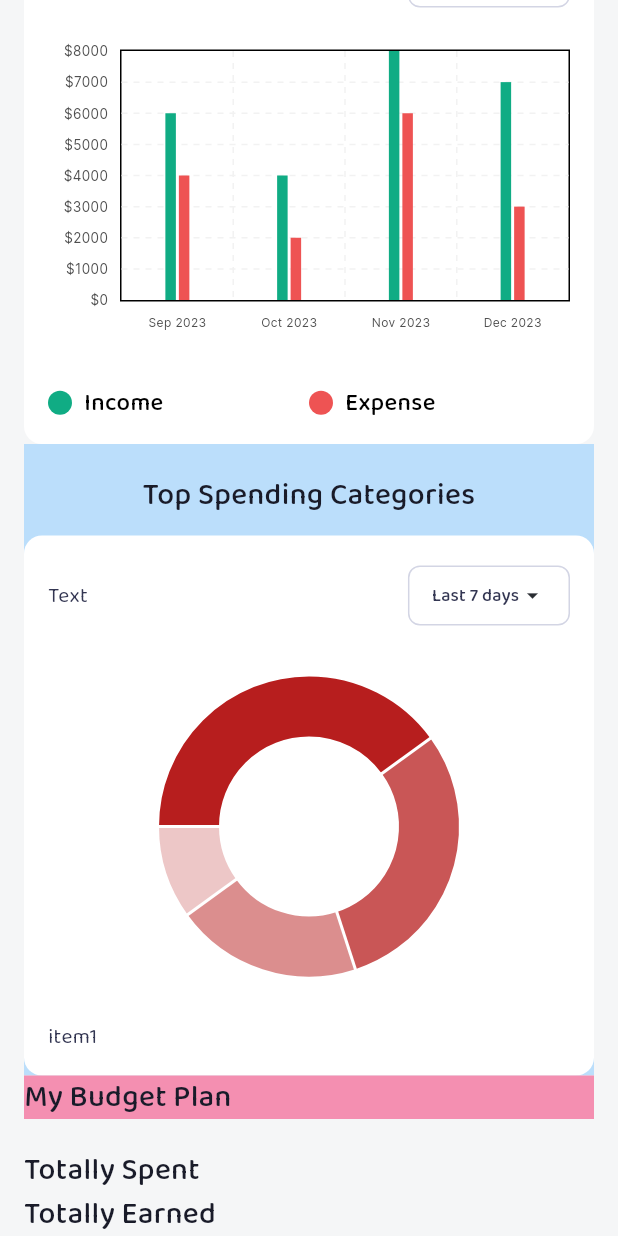
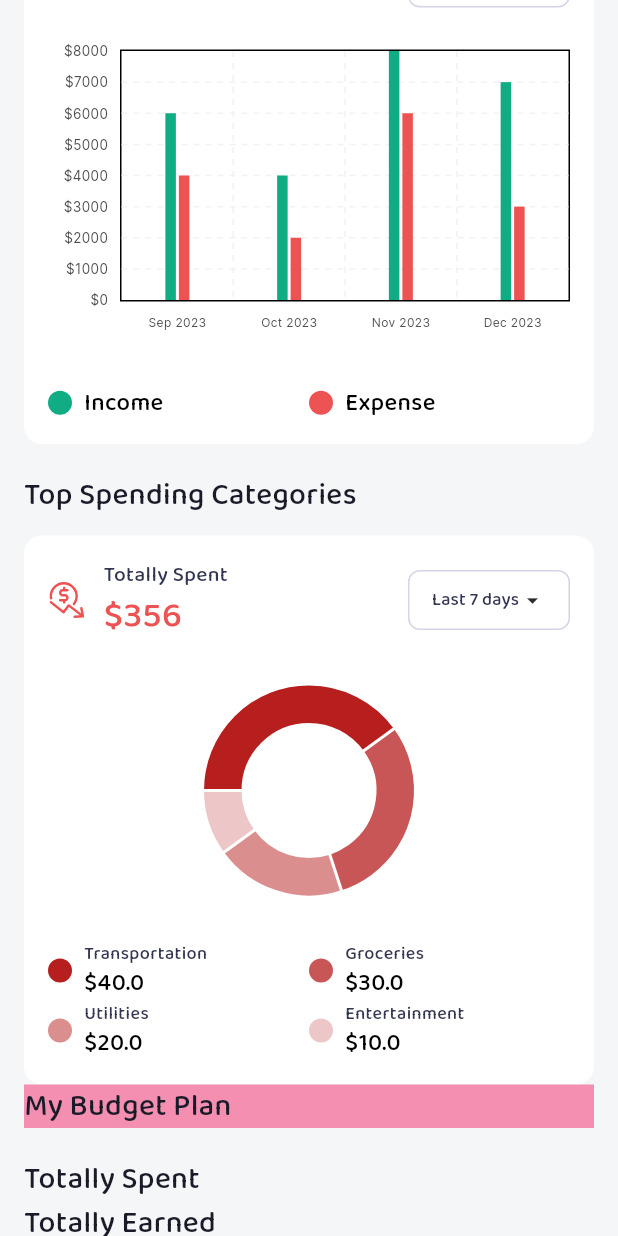
Before and after one commit to Financial-App-Finwise/finance-mobile-app, a Flutter app: the screen it shows after launch, scrolled down 576 dp, on a phone screen of 412 x 824 dp. Run offline on Flutter 3.47's test engine with Material 3 defaults, Android fonts, the phone set to English and light mode, and no system bars; drawn by our look-alikes of fl_chart; our stand-ins replace flutter_svg; missing offline and left inert: icons_flutter, mobkit_dashed_border.

Commit message:
more svg, constant, top spending home screen

```diff
--- a/lib/core/constants/home_text_style_constant.dart
+++ b/lib/core/constants/home_text_style_constant.dart
@@ -72,4 +72,18 @@ abstract class HomeTextStyleConstant {
     color: Colors.black,
   );
 
+  static TextStyle pieChartLegendSmall = TextStyle(
+    fontFamily: FontConstant.balooThambi2Medium,
+    fontSize: 12,
+    fontWeight: FontWeight.w500,
+    color: ColorConstant.mainText,
+  );
+
+  static TextStyle pieChartLegendBig = TextStyle(
+    fontFamily: FontConstant.balooThambi2Medium,
+    fontSize: 16,
+    fontWeight: FontWeight.w500,
+    color: Colors.black,
+  );
+
 }
--- a/lib/core/constants/icon_constant.dart
+++ b/lib/core/constants/icon_constant.dart
@@ -4,11 +4,31 @@ import 'package:flutter_svg/svg.dart';
 const _svgPath = 'assets/images/svg/';
 
 class IconConstant {
-  static Widget avatar = SvgPicture.asset('${_svgPath}avatar.svg');
-  static Widget piggyBank = SvgPicture.asset('${_svgPath}piggy_bank.svg');
-  static Widget expense = SvgPicture.asset('${_svgPath}expense.svg');
-  static Widget earn = SvgPicture.asset('${_svgPath}earn.svg');
+  static SvgPicture avatar = SvgPicture.asset('${_svgPath}avatar.svg');
 
+  static SvgPicture budgetPlan = SvgPicture.asset('${_svgPath}budget_plan.svg');
+
+  static SvgPicture earn = SvgPicture.asset('${_svgPath}earn.svg');
+
+  static SvgPicture expense = SvgPicture.asset('${_svgPath}expense.svg');
+
+  static SvgPicture myBudget = SvgPicture.asset('${_svgPath}my_budget.svg');
+
+  static SvgPicture notification =
+      SvgPicture.asset('${_svgPath}notification.svg');
+
+  static SvgPicture piggyBank = SvgPicture.asset('${_svgPath}piggy_bank.svg');
+
+  static SvgPicture getSmartGoal({Color color = Colors.black}) =>
+      SvgPicture.asset(
+        '${_svgPath}smart_goal.svg',
+        colorFilter: ColorFilter.mode(color, BlendMode.srcIn),
+      );
+
+  static SvgPicture upcomingBill =
+      SvgPicture.asset('${_svgPath}upcoming_bill.svg');
+
+  static SvgPicture warning = SvgPicture.asset('${_svgPath}warning.svg');
 
   // static
 }
--- a/lib/screens/home_screen.dart
+++ b/lib/screens/home_screen.dart
@@ -5,7 +5,6 @@ import 'package:finwise/modules/auth/screens/sign_in_screen.dart';
 import 'package:finwise/modules/budget_plan/screens/budget_plan_screen.dart';
 import 'package:fl_chart/fl_chart.dart';
 import 'package:flutter/material.dart';
-import 'package:flutter_svg/svg.dart';
 import 'package:icons_flutter/icons_flutter.dart';
 import 'package:mobkit_dashed_border/mobkit_dashed_border.dart';
 
@@ -94,11 +93,28 @@ class _HomeScreenState extends State<HomeScreen> {
                   MaterialPageRoute(
                       builder: (context) => const SignInScreen()));
             },
-            child: const Icon(Icons.notifications_active_outlined),
+            child: IconConstant.notification,
           ),
         ],
       ),
     );
+  }
+
+  ////
+  /// TODO
+  /// if there is no data, indicate that the user has no data
+  /// and needs to add transaction
+
+  Widget _buildNoDataDisplay() {
+    return Container();
+  }
+
+  Widget _buildEmptyBarChart() {
+    return Container();
+  }
+
+  Widget _buildEmptyPieChart() {
+    return Container();
   }
 
   Widget _buildFinance() {
@@ -252,13 +268,15 @@ class _HomeScreenState extends State<HomeScreen> {
             style: HomeTextStyleConstant.header,
           ),
           SizedBox(height: 12),
-          SingleChildScrollView(
+          Center(
+            child: SingleChildScrollView(
               physics: const BouncingScrollPhysics(),
               scrollDirection: Axis.horizontal,
               child: Row(children: [
                 _buildFeatureItem(
                     text: 'My Budget',
                     amount: '3',
+                    icon: IconConstant.myBudget,
                     onPressed: () {
                       Navigator.push(
                         context,
@@ -268,10 +286,18 @@ class _HomeScreenState extends State<HomeScreen> {
                       );
                     }),
                 const SizedBox(width: 12),
-              _buildFeatureItem(text: 'Upcoming Bill', amount: '3'),
+                _buildFeatureItem(
+                    text: 'Upcoming Bill',
+                    amount: '3',
+                    icon: IconConstant.upcomingBill),
                 const SizedBox(width: 12),
-              _buildFeatureItem(text: 'Smart Goal', amount: '3'),
+                _buildFeatureItem(
+                  text: 'Smart Goal',
+                  amount: '3',
+                  icon: IconConstant.getSmartGoal(color: Colors.white),
+                ),
               ]),
+            ),
           ),
         ],
       ),
@@ -281,6 +307,7 @@ class _HomeScreenState extends State<HomeScreen> {
   Widget _buildFeatureItem({
     String text = '',
     String amount = '',
+    Widget? icon,
     void Function()? onPressed,
   }) {
     return TextButton(
@@ -317,7 +344,7 @@ class _HomeScreenState extends State<HomeScreen> {
                 ],
               ),
             ),
-            const Icon(FlutterIcons.ellipsis1_ant, color: Colors.white),
+            icon ?? SizedBox(),
           ],
         ),
       ),
@@ -349,7 +376,7 @@ class _HomeScreenState extends State<HomeScreen> {
                 SizedBox(height: 24),
                 _buildBarChart(),
                 SizedBox(height: 24),
-                _buildLegend(),
+                _buildBarChartLegend(),
               ],
             ),
           ),
@@ -474,7 +501,7 @@ class _HomeScreenState extends State<HomeScreen> {
     );
   }
 
-  Widget _buildLegend() {
+  Widget _buildBarChartLegend() {
     return Row(
       mainAxisAlignment: MainAxisAlignment.center,
       children: [
@@ -504,10 +531,16 @@ class _HomeScreenState extends State<HomeScreen> {
   ///
 
   Widget _buildTopSpending() {
+    List values = [40.0, 20.0, 30.0, 10.0];
+    values.sort((a, b) => b.compareTo(a));
+    List opacities = [1.0, 0.75, 0.50, 0.25];
+
+    print(values);
     return Container(
-      color: Colors.blue[100],
+      // color: Colors.blue[100],
       alignment: Alignment.topLeft,
       child: Column(
+        crossAxisAlignment: CrossAxisAlignment.start,
         children: [
           SizedBox(height: 20),
           Text(
@@ -521,15 +554,28 @@ class _HomeScreenState extends State<HomeScreen> {
                 Row(
                   children: [
                     Expanded(
-                      child: Text('Text'),
+                      child: Row(children: [
+                        IconConstant.expense,
+                        SizedBox(width: 12),
+                        Column(
+                          crossAxisAlignment: CrossAxisAlignment.start,
+                          children: [
+                            Text('Totally Spent',
+                                style: HomeTextStyleConstant.medium),
+                            Text('\$356',
+                                style: HomeTextStyleConstant.numberFocus(
+                                    color: ColorConstant.expense)),
+                          ],
+                        )
+                      ]),
                     ),
                     _buildDurationButton(),
                   ],
                 ),
                 SizedBox(height: 30),
-                _buildPieChart(),
+                _buildPieChart(values, opacities),
                 SizedBox(height: 30),
-                _buildPieChartLegend(),
+                _buildPieChartLegend(values, opacities),
               ],
             ),
           ),
@@ -538,14 +584,10 @@ class _HomeScreenState extends State<HomeScreen> {
     );
   }
 
-  Widget _buildPieChart() {
-    List values = [40.0, 20.0, 30.0, 10.0];
-    values.sort((a, b) => b.compareTo(a));
-    List opacities = [1.0, 0.75, 0.50, 0.25];
-
-    print(values);
+  Widget _buildPieChart(values, opacities) {
     return Container(
-      height: 200,
+      width: 140,
+      height: 140,
       child: PieChart(
         PieChartData(
           startDegreeOffset: 180,
@@ -568,21 +610,84 @@ class _HomeScreenState extends State<HomeScreen> {
       value: value,
       color: ColorConstant.topSpending.withOpacity(opacity),
       showTitle: false,
+      radius: 25,
     );
   }
 
-  Widget _buildPieChartLegend() {
+  Widget _buildPieChartLegend(values, opacities) {
     return Column(
+      children: [
+        Column(
           children: [
             Row(
               children: [
-            Text('item1'),
+                Expanded(
+                  child: _buildPieChartLegendItem(
+                    category: 'Transportation',
+                    amount: '\$${values[0]}',
+                    color: ColorConstant.topSpending.withOpacity(opacities[0]),
+                  ),
+                ),
+                Expanded(
+                  child: _buildPieChartLegendItem(
+                    category: 'Groceries',
+                    amount: '\$${values[1]}',
+                    color: ColorConstant.topSpending.withOpacity(opacities[1]),
+                  ),
+                ),
+              ],
+            ),
+            Row(
+              children: [
+                Expanded(
+                  child: _buildPieChartLegendItem(
+                    category: 'Utilities',
+                    amount: '\$${values[2]}',
+                    color: ColorConstant.topSpending.withOpacity(opacities[2]),
+                  ),
+                ),
+                Expanded(
+                  child: _buildPieChartLegendItem(
+                    category: 'Entertainment',
+                    amount: '\$${values[3]}',
+                    color: ColorConstant.topSpending.withOpacity(opacities[3]),
+                  ),
+                ),
+              ],
+            ),
           ],
         ),
       ],
     );
   }
 
+  Widget _buildPieChartLegendItem(
+      {String category = '', String amount = '', Color? color}) {
+    return Row(
+      children: [
+        _buildSmallCircle(color),
+        SizedBox(width: 8),
+        Column(
+          crossAxisAlignment: CrossAxisAlignment.start,
+          children: [
+            Text(category, style: HomeTextStyleConstant.pieChartLegendSmall),
+            Text(amount, style: HomeTextStyleConstant.pieChartLegendBig),
+          ],
+        ),
+      ],
+    );
+  }
+
+  Widget _buildSmallCircle(Color? color) {
+    return Container(
+      width: 16,
+      height: 16,
+      decoration: BoxDecoration(
+        shape: BoxShape.circle,
+        color: color ?? Colors.black,
+      ),
+    );
+  }
   ////
   ///
   ////////
```
Also changed, not shown: assets/images/svg/budget_plan.svg (renamed from assets/images/svg/icon.svg), assets/images/svg/my_budget.svg (added), assets/images/svg/smart_goal.svg (added), assets/images/svg/upcoming_bill.svg (added). Lines whose indentation alone changed are shown as unchanged.
